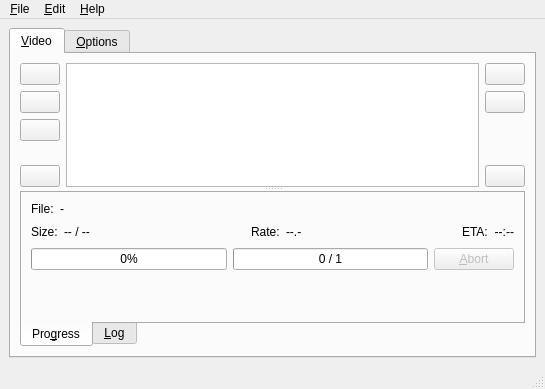
Above: rc/mainwnd.ui from guendto/abby before the change. Below: the same form after it.
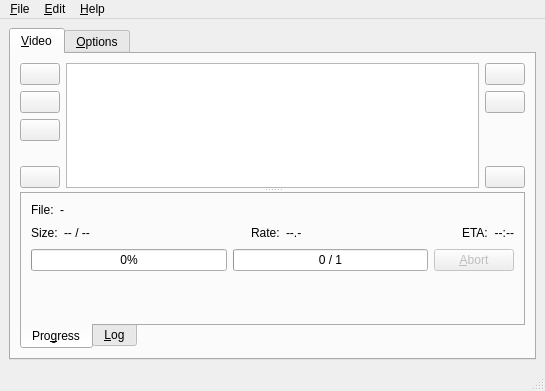
That is the form after the change. Icons and pictures are not drawn.

Diff of the .ui file:
```diff
--- a/rc/mainwnd.ui
+++ b/rc/mainwnd.ui
@@ -8,7 +8,7 @@
     <x>0</x>
     <y>0</y>
     <width>545</width>
-    <height>389</height>
+    <height>391</height>
    </rect>
   </property>
   <property name="windowTitle">
```
Left out of the diff: 55 changed lines with no effect on the pictures.
